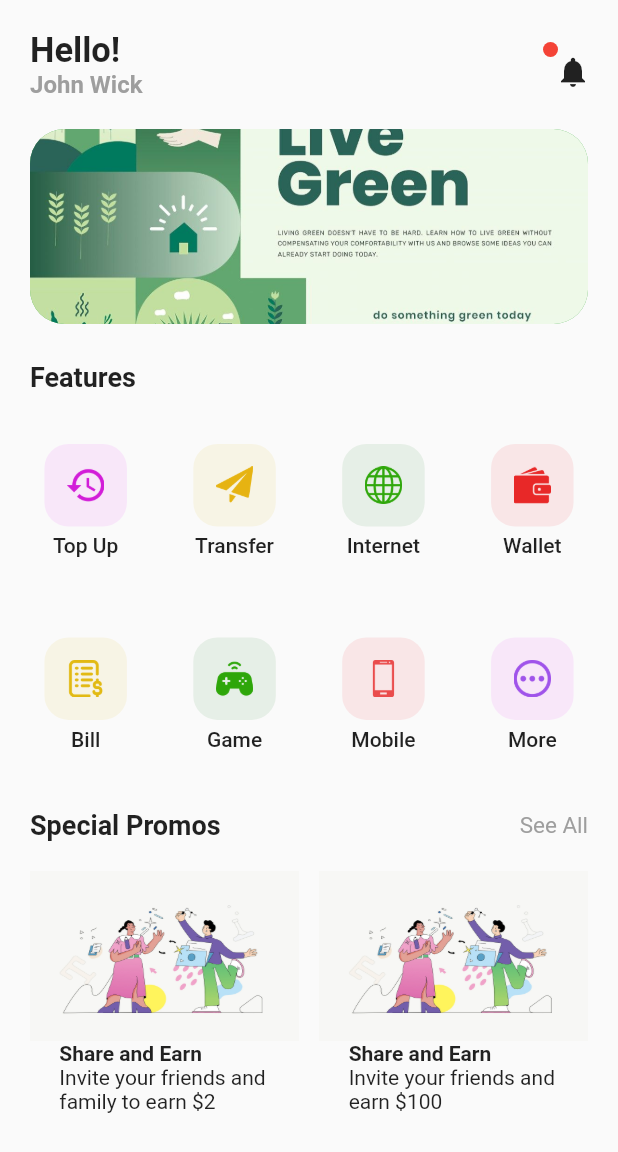
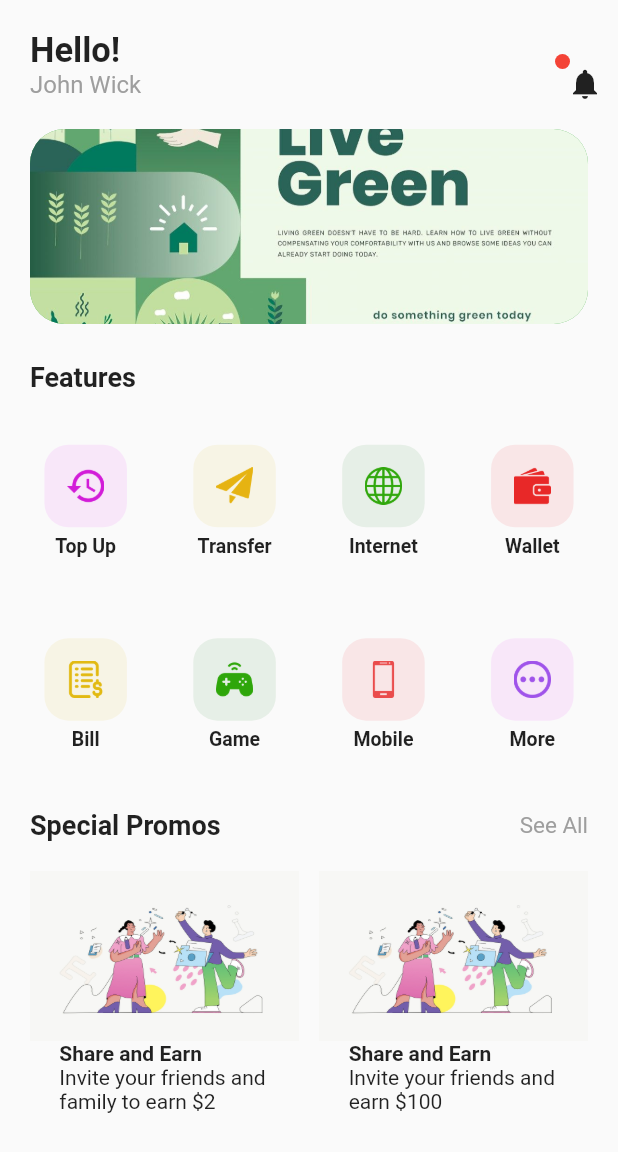
Before and after one commit to Codesait/wallify, a Flutter app: the HomeScreen screen opened directly, after a tap on "Top Up", on a phone screen of 412 x 824 dp. Shown: the top 1152 px of the screen. Run offline on Flutter 3.47's test engine with Material 2 defaults, Android fonts, the phone set to English and light mode, and no system bars; our stand-ins replace cached_network_image, country_code_picker, pinput; missing offline and left inert: numeric_keyboard; network calls fail.

Commit message:
modified home page

```diff
--- a/lib/customs/custom_widgets.dart
+++ b/lib/customs/custom_widgets.dart
@@ -34,7 +34,7 @@ Widget customAppBar(BuildContext context){
             Text(
               'John Wick',
               style: TextStyle(
-                  fontWeight: FontWeight.bold,
+                  fontWeight: FontWeight.w400,
                   color: Colors.grey,
                   fontSize: 16
               ),
@@ -43,13 +43,17 @@ Widget customAppBar(BuildContext context){
         ),
 
         Container(
+          padding: const EdgeInsets.all(8),
           height: 30,
           width: 30,
           child: Stack(
+            fit: StackFit.loose,
               children:[
-                CircleAvatar(
-                  radius: 5,
-                  backgroundColor: Colors.red,
+                Expanded(
+                  child: CircleAvatar(
+                    radius: 5,
+                    backgroundColor: Colors.red,
+                  ),
                 ),
                 IconButton(
                     icon: Icon(Icons.notifications),
@@ -142,7 +146,7 @@ Widget _featureWidget({String title, String imageIcon, int color, String routNam
           child: Image.asset(imageIcon + '.png',height: 20,width: 20,),
         ),
 
-        Text(title,textAlign: TextAlign.center,style: TextStyle(fontWeight: FontWeight.w500),)
+        Text(title,textAlign: TextAlign.center,style: TextStyle(fontWeight: FontWeight.w700,fontSize: 13),)
       ],
     ),
   );
@@ -161,7 +165,7 @@ class Modal {
         builder: (context) {
           return BackdropFilter(
             filter: ImageFilter.blur(sigmaX: 5.0, sigmaY: 5.0),
-            child: More(),
+            child: MoreWidget(),
           );
         });
   }
```
Also changed, not shown: lib/screens/more.dart (+4 -4 lines).
